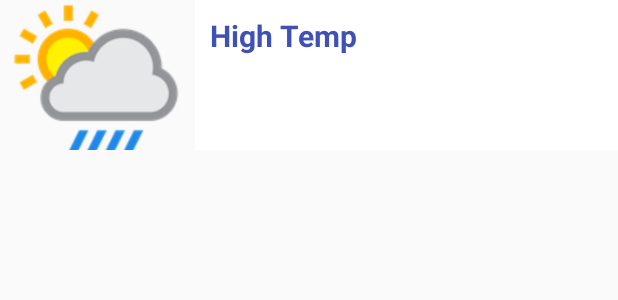
After one commit to mikeschen/weatherAndroid, an Android app: the layout weather_list_item.xml on its own in the app's theme, with its tools: preview values and no code run, on a phone screen of 412 x 824 dp. The commit adds this screen. Shown: the top 300 px of the screen. Run offline under Robolectric (Android 15) with nearby library versions, the phone set to English and light mode, and no system bars.

Commit message:
adds recycle view

```diff
--- /dev/null
+++ b/app/src/main/res/layout/weather_list_item.xml
@@ -0,0 +1,31 @@
+<?xml version="1.0" encoding="utf-8"?>
+<LinearLayout xmlns:android="http://schemas.android.com/apk/res/android"
+    android:orientation="horizontal"
+    android:layout_width="match_parent"
+    android:layout_height="wrap_content">
+
+    <ImageView
+        android:layout_width="130dp"
+        android:layout_height="100dp"
+        android:id="@+id/weatherImageView"
+        android:src="@drawable/weather"
+        android:scaleType="centerCrop"/>
+
+    <LinearLayout
+        android:orientation="vertical"
+        android:layout_width="match_parent"
+        android:background="#ffffff"
+        android:layout_height="match_parent"
+        android:padding="10dp">
+
+        <TextView
+            android:layout_width="wrap_content"
+            android:layout_height="wrap_content"
+            android:id="@+id/weatherMaxTextView"
+            android:textSize="20dp"
+            android:textStyle="bold"
+            android:text="High Temp"
+            android:textColor="@color/colorPrimary"/>
+
+    </LinearLayout>
+</LinearLayout>
```
Also changed, not shown: app/src/main/java/com/example/guest/weather/adapters/WeatherListAdapter.java (added, +64 -0 lines), app/src/main/java/com/example/guest/weather/ui/WeatherActivity.java (+19 -18 lines), app/src/main/res/layout/activity_weather.xml (+9 -17 lines), app/src/main/res/drawable/weather.png (added), app/src/main/res/drawable/weather_icon.png (added).
